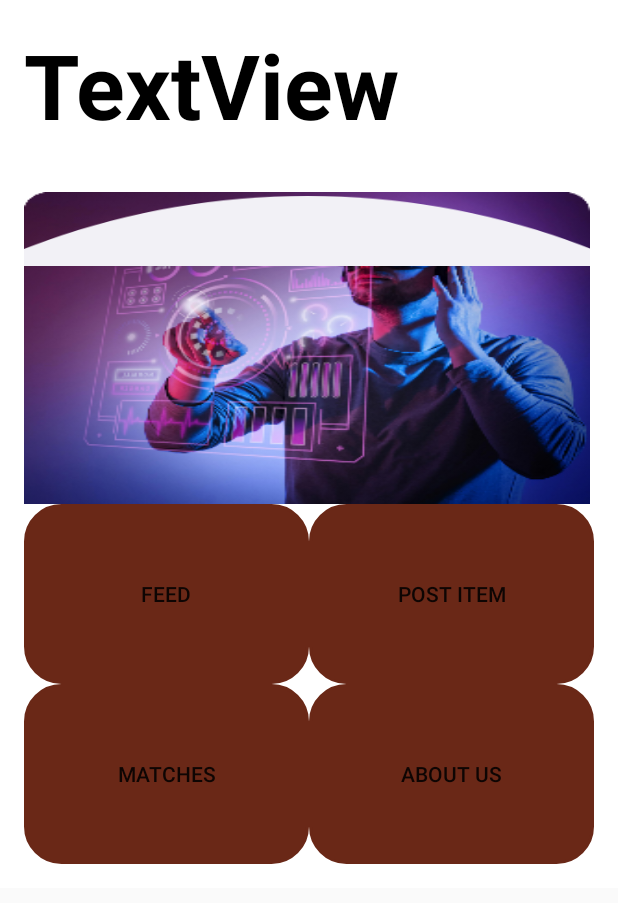
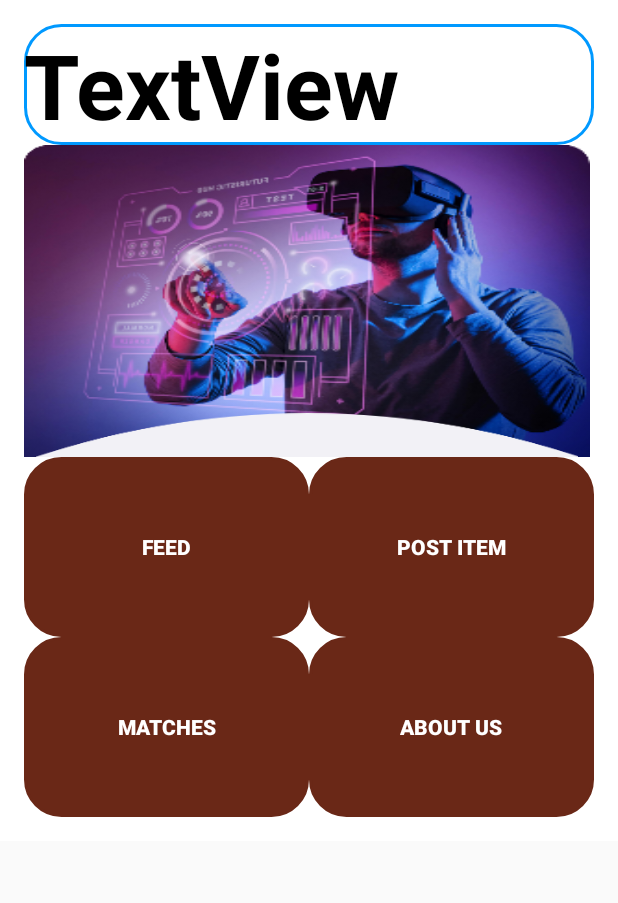
Before and after one commit to paulchembe/campus_lost_found_jdbc, an Android app: the DashboardActivity screen opened directly, with no data from a screen before it, on a phone screen of 412 x 824 dp. Shown: the top 903 px of the screen. Run offline under Robolectric (Android 15) with nearby library versions, the phone set to English and light mode, and no system bars.

Commit message:
epa's commit; dashboard and pics in drawable

```diff
--- a/app/src/main/res/layout/activity_dashboard.xml
+++ b/app/src/main/res/layout/activity_dashboard.xml
@@ -11,10 +11,10 @@
     <TextView
         android:id="@+id/textView"
         android:layout_width="match_parent"
-        android:layout_height="112dp"
+        android:layout_height="wrap_content"
         android:layout_gravity="center"
-        android:background="@color/white"
-        android:backgroundTintMode="screen"
+        android:background="@drawable/roundedcorner"
+        android:backgroundTintMode="src_in"
         android:text="TextView"
         android:textColor="@color/black"
         android:textSize="60dp"
@@ -26,13 +26,29 @@
         android:layout_height="208dp"
         android:background="@drawable/trends">
 
-        <ImageView
-            android:id="@+id/imageView"
-            android:layout_width="wrap_content"
-            android:layout_height="wrap_content"
-            app:srcCompat="@drawable/arc_3"
-            tools:layout_editor_absoluteX="0dp"
-            tools:layout_editor_absoluteY="166dp" />
+        <androidx.constraintlayout.widget.ConstraintLayout
+            android:layout_width="match_parent"
+            android:layout_height="match_parent"
+            android:layout_marginStart="8dp"
+            android:layout_marginEnd="8dp"
+            app:layout_constraintBottom_toBottomOf="parent"
+            app:layout_constraintEnd_toEndOf="parent"
+            app:layout_constraintHorizontal_bias="1.0"
+            app:layout_constraintStart_toStartOf="parent"
+            app:layout_constraintTop_toTopOf="parent"
+            app:layout_constraintVertical_bias="0.0">
+
+            <ImageView
+                android:id="@+id/imageView4"
+                android:layout_width="wrap_content"
+                android:layout_height="wrap_content"
+                android:layout_marginTop="180dp"
+                app:layout_constraintBottom_toBottomOf="parent"
+                app:layout_constraintEnd_toEndOf="parent"
+                app:layout_constraintStart_toStartOf="parent"
+                app:layout_constraintTop_toTopOf="parent"
+                app:srcCompat="@drawable/arc_1" />
+        </androidx.constraintlayout.widget.ConstraintLayout>
     </androidx.constraintlayout.widget.ConstraintLayout>
 
     <GridLayout
@@ -46,10 +62,12 @@
             android:layout_width="wrap_content"
             android:layout_height="101dp"
             android:layout_rowWeight="1"
+            android:textColor="@color/white"
             android:layout_columnWeight="1"
             android:background="@drawable/roundedcorner"
             android:backgroundTint="#6A2817"
-            android:text="Feed" />
+            android:text="Feed"
+            android:textStyle="bold"/>
 
         <Button
             android:id="@+id/btnPost"
@@ -59,7 +77,9 @@
             android:androidyout_width="0dp:la"
             android:background="@drawable/roundedcorner"
             android:backgroundTint="#6A2817"
-            android:text="Post Item" />
+            android:text="Post Item"
+            android:textColor="@color/white"
+            android:textStyle="bold" />
 
         <Button
             android:id="@+id/btnMatches"
@@ -69,16 +89,20 @@
             android:layout_columnWeight="1"
             android:background="@drawable/roundedcorner"
             android:backgroundTint="#6A2817"
-            android:text="Matches" />
+            android:text="Matches"
+            android:textStyle="bold"
+            android:textColor="@color/white" />
 
         <Button
             android:id="@+id/btnAbout"
             android:layout_width="0dp"
             android:layout_height="120dp"
             android:layout_rowWeight="1"
+            android:textColor="@color/white"
             android:layout_columnWeight="1"
             android:background="@drawable/roundedcorner"
             android:backgroundTint="#6A2817"
-            android:text="About Us" />
+            android:text="About Us"
+            android:textStyle="bold"/>
     </GridLayout>
 </LinearLayout>
```
